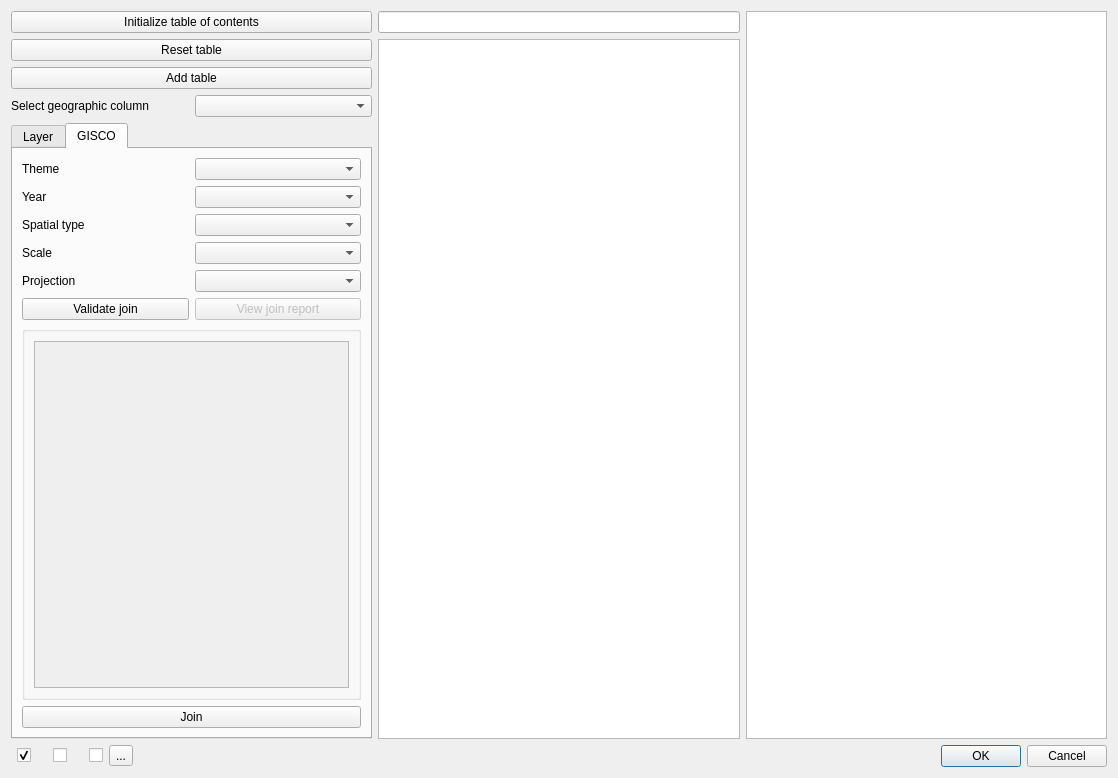
Old version of the form ui/eurostat_downloader_dialog.ui in the repository alecsandrei/eurostat_downloader.
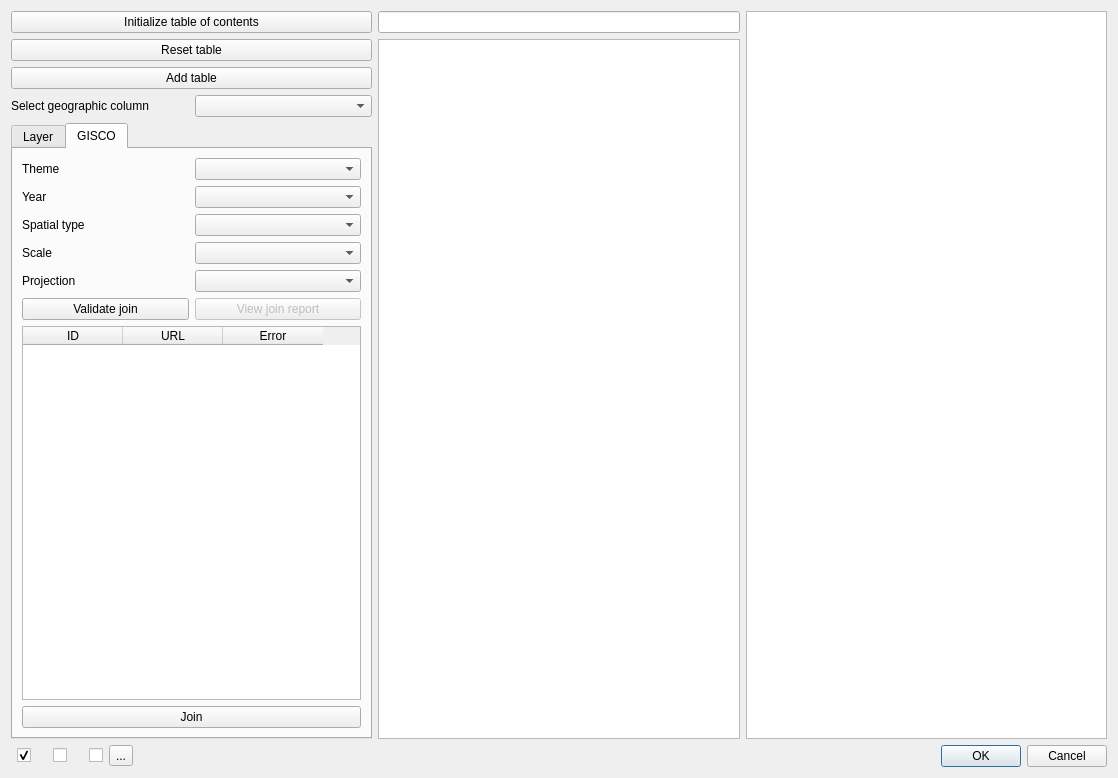
New version of the form. The open tabs and pages were chosen to show the change. Icons and pictures are not drawn. Custom widgets are drawn as their Qt base class.

Commit message: error handling when downloading units

Patch:
```diff
--- a/ui/eurostat_downloader_dialog.ui
+++ b/ui/eurostat_downloader_dialog.ui
@@ -172,6 +172,12 @@
           <layout class="QVBoxLayout" name="verticalLayout_8">
            <item>
             <layout class="QVBoxLayout" name="verticalLayout_4">
+             <property name="spacing">
+              <number>6</number>
+             </property>
+             <property name="sizeConstraint">
+              <enum>QLayout::SetDefaultConstraint</enum>
+             </property>
              <item>
               <layout class="QHBoxLayout" name="horizontalLayout_8">
                <item>
@@ -266,38 +272,31 @@
             </layout>
            </item>
            <item>
-            <widget class="QgsCollapsibleGroupBox" name="mGroupBoxCompletedDownloads">
-             <property name="collapsed">
+            <widget class="QTableWidget" name="tableWidgetDownloadUnits">
+             <property name="sizeAdjustPolicy">
+              <enum>QAbstractScrollArea::AdjustIgnored</enum>
+             </property>
+             <attribute name="horizontalHeaderCascadingSectionResizes">
               <bool>false</bool>
-             </property>
-             <layout class="QGridLayout" name="gridLayout_2">
-              <item row="0" column="0">
-               <widget class="QScrollArea" name="scrollArea">
-                <property name="widgetResizable">
-                 <bool>true</bool>
-                </property>
-                <widget class="QWidget" name="scrollAreaWidgetContents">
-                 <property name="geometry">
-                  <rect>
-                   <x>0</x>
-                   <y>0</y>
-                   <width>312</width>
-                   <height>288</height>
-                  </rect>
-                 </property>
-                 <layout class="QGridLayout" name="gridLayout_3">
-                  <item row="0" column="0">
-                   <widget class="QLabel" name="labelCompletedDownloads">
+             </attribute>
+             <attribute name="verticalHeaderCascadingSectionResizes">
+              <bool>false</bool>
+             </attribute>
+             <column>
+              <property name="text">
+               <string>ID</string>
+              </property>
+             </column>
+             <column>
+              <property name="text">
+               <string>URL</string>
+              </property>
+             </column>
+             <column>
                     <property name="text">
-                     <string/>
-                    </property>
-                   </widget>
-                  </item>
-                 </layout>
-                </widget>
-               </widget>
-              </item>
-             </layout>
+               <string>Error</string>
+              </property>
+             </column>
             </widget>
            </item>
            <item>
@@ -470,12 +469,6 @@
   </layout>
  </widget>
  <customwidgets>
-  <customwidget>
-   <class>QgsCollapsibleGroupBox</class>
-   <extends>QGroupBox</extends>
-   <header>qgscollapsiblegroupbox.h</header>
-   <container>1</container>
-  </customwidget>
   <customwidget>
    <class>QgsFieldComboBox</class>
    <extends>QComboBox</extends>
```
Left out of the diff: 6 changed lines with no effect on the pictures. Lines whose indentation alone changed are shown as unchanged. The commit also changes 3 other files.
